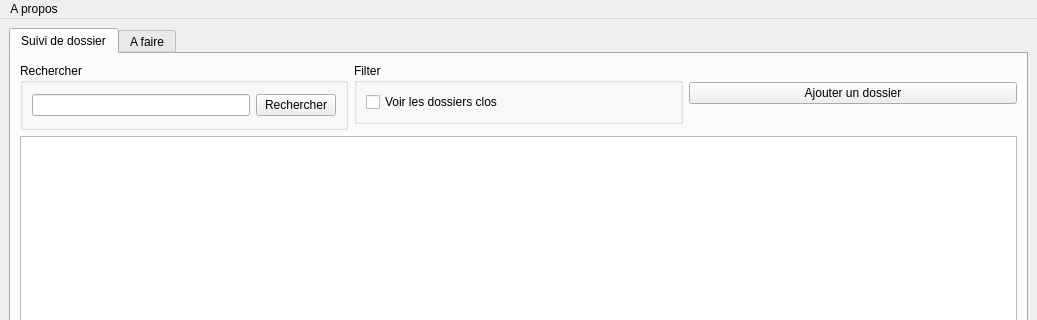
Above: UI/mainwindow.ui from florentsarat/dossiermgt before the change; both pictures show x 0 to 1037 and y 0 to 320 of the 1037 by 812 pixel window. Below: the same form after it.
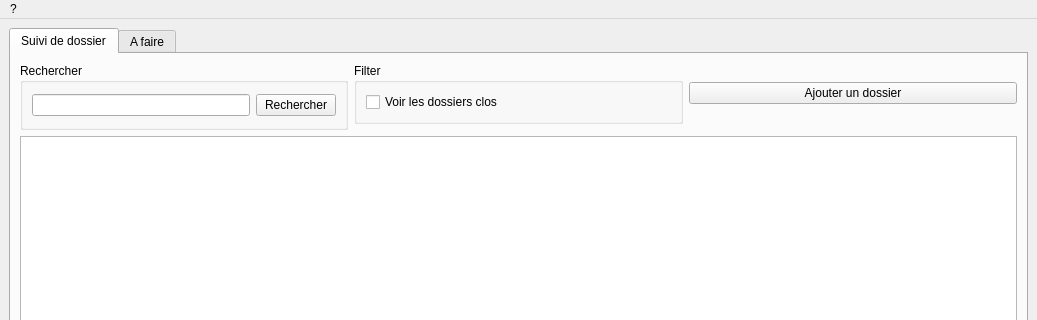
That is the form after the change.

Patch:
```diff
--- a/UI/mainwindow.ui
+++ b/UI/mainwindow.ui
@@ -198,7 +198,7 @@
      <bool>true</bool>
     </property>
     <property name="title">
-     <string>A propos</string>
+     <string>?</string>
     </property>
    </widget>
    <addaction name="menuA_propos"/>
```
Left out of the diff: 8 changed lines with no effect on the pictures.
